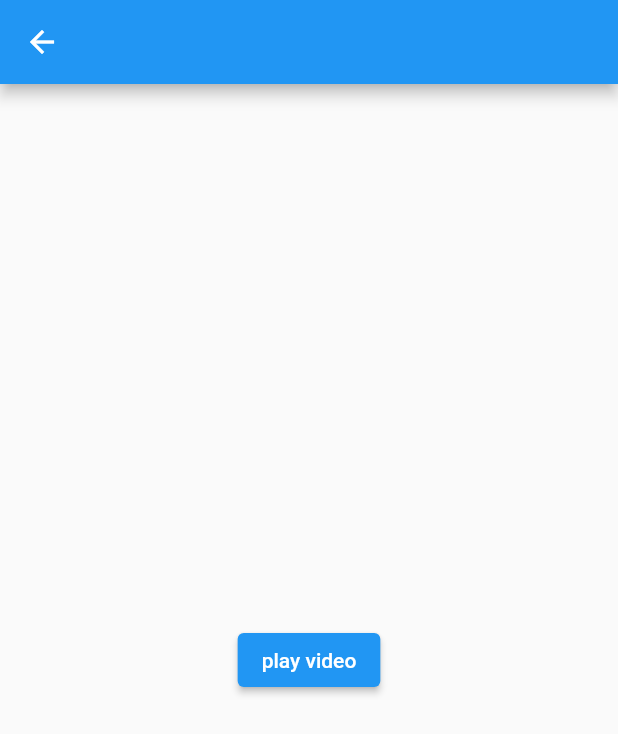
After one commit to baiama/video_cacher, a Flutter app: the screen it shows after launch, after a tap on "Play via controller", on a phone screen of 412 x 824 dp. The commit adds this screen. Shown: the top 734 px of the screen. Run offline on Flutter 3.47's test engine with Material 2 defaults, Android fonts, the phone set to English and light mode, and no system bars; our stand-ins replace flutter_cache_manager, video_player; network calls fail.

Commit message:
Task 1 (#1)

```diff
--- /dev/null
+++ b/lib/controller_player/video_controller_view.dart
@@ -0,0 +1,59 @@
+import 'package:flutter/material.dart';
+import 'package:video_cacher/controller_player/video_list_view.dart';
+import 'package:video_cacher/models/test_videos.dart';
+import 'package:video_player/video_player.dart';
+
+class VideoLoaderView extends StatefulWidget {
+  const VideoLoaderView({Key? key}) : super(key: key);
+
+  @override
+  State<VideoLoaderView> createState() => _VideoLoaderViewState();
+}
+
+class _VideoLoaderViewState extends State<VideoLoaderView> {
+  late VideoPlayerController _controller;
+
+  @override
+  void initState() {
+    super.initState();
+    initController();
+  }
+
+  void initController() {
+    _controller = VideoPlayerController.network(TestVideoUrls.getRandomVideo())
+      ..initialize().then((_) {
+        setState(() {});
+      });
+  }
+
+  @override
+  void dispose() {
+    super.dispose();
+    _controller.dispose();
+  }
+
+  @override
+  Widget build(BuildContext context) {
+    return Scaffold(
+      appBar: AppBar(),
+      body: Center(
+        child: _controller.value.isInitialized
+            ? ElevatedButton(
+                onPressed: () {
+                  Navigator.push(
+                    context,
+                    MaterialPageRoute(
+                      builder: (context) => VideoListView(
+                        controller: _controller,
+                      ),
+                    ),
+                  ).then((value) {
+                    initController();
+                  });
+                },
+                child: const Text('play video'))
+            : Container(),
+      ),
+    );
+  }
+}
--- /dev/null
+++ b/lib/home.dart
@@ -0,0 +1,39 @@
+import 'package:flutter/material.dart';
+import 'cache_player/pages/cache_player_view.dart';
+import 'controller_player/video_controller_view.dart';
+
+class Home extends StatelessWidget {
+  const Home({Key? key}) : super(key: key);
+
+  @override
+  Widget build(BuildContext context) {
+    return Scaffold(
+      appBar: AppBar(),
+      body: Center(
+        child: Column(
+          mainAxisSize: MainAxisSize.min,
+          children: [
+            ElevatedButton(
+              onPressed: () {
+                Navigator.push(
+                    context,
+                    MaterialPageRoute(
+                        builder: (context) => const VideoLoaderView()));
+              },
+              child: const Text('Play via controller'),
+            ),
+            ElevatedButton(
+              onPressed: () {
+                Navigator.push(
+                    context,
+                    MaterialPageRoute(
+                        builder: (context) => const CachePlayerView()));
+              },
+              child: const Text('Cache manager'),
+            )
+          ],
+        ),
+      ),
+    );
+  }
+}
--- /dev/null
+++ b/lib/models/test_videos.dart
@@ -0,0 +1,35 @@
+import 'dart:math';
+
+class TestVideoUrls {
+  final String videUrl;
+
+  TestVideoUrls(this.videUrl);
+
+  static List<TestVideoUrls> videos = [
+    TestVideoUrls(
+        "http://commondatastorage.googleapis.com/gtv-videos-bucket/sample/BigBuckBunny.mp4"),
+    TestVideoUrls(
+        "http://commondatastorage.googleapis.com/gtv-videos-bucket/sample/ElephantsDream.mp4"),
+    TestVideoUrls(
+        "http://commondatastorage.googleapis.com/gtv-videos-bucket/sample/ForBiggerBlazes.mp4"),
+    TestVideoUrls(
+        "http://commondatastorage.googleapis.com/gtv-videos-bucket/sample/ForBiggerEscapes.mp4"),
+    TestVideoUrls(
+        "http://commondatastorage.googleapis.com/gtv-videos-bucket/sample/ForBiggerFun.mp4"),
+    TestVideoUrls(
+        "http://commondatastorage.googleapis.com/gtv-videos-bucket/sample/ForBiggerJoyrides.mp4"),
+    TestVideoUrls(
+        'http://commondatastorage.googleapis.com/gtv-videos-bucket/sample/ForBiggerMeltdowns.mp4'),
+    TestVideoUrls(
+        'http://commondatastorage.googleapis.com/gtv-videos-bucket/sample/Sintel.mp4'),
+    TestVideoUrls(
+        'http://commondatastorage.googleapis.com/gtv-videos-bucket/sample/SubaruOutbackOnStreetAndDirt.mp4'),
+    TestVideoUrls(
+        'http://commondatastorage.googleapis.com/gtv-videos-bucket/sample/TearsOfSteel.mp4'),
+  ];
+
+  static String getRandomVideo() {
+    final rng = Random();
+    return videos[rng.nextInt(videos.length)].videUrl;
+  }
+}
--- a/pubspec.yaml
+++ b/pubspec.yaml
@@ -34,6 +34,8 @@ dependencies:
   # The following adds the Cupertino Icons font to your application.
   # Use with the CupertinoIcons class for iOS style icons.
   cupertino_icons: ^1.0.2
+  video_player: ^2.2.6
+  flutter_cache_manager: ^3.1.2
 
 dev_dependencies:
   flutter_test:
```
Also changed, not shown: lib/cache_player/logic/cache_service.dart (added, +12 -0 lines), lib/cache_player/pages/cache_list_player.dart (added, +95 -0 lines), lib/cache_player/pages/cache_player_view.dart (added, +63 -0 lines), lib/controller_player/video_list_view.dart (added, +93 -0 lines), lib/main.dart (+3 -96 lines), pubspec.lock, 8 other files.
